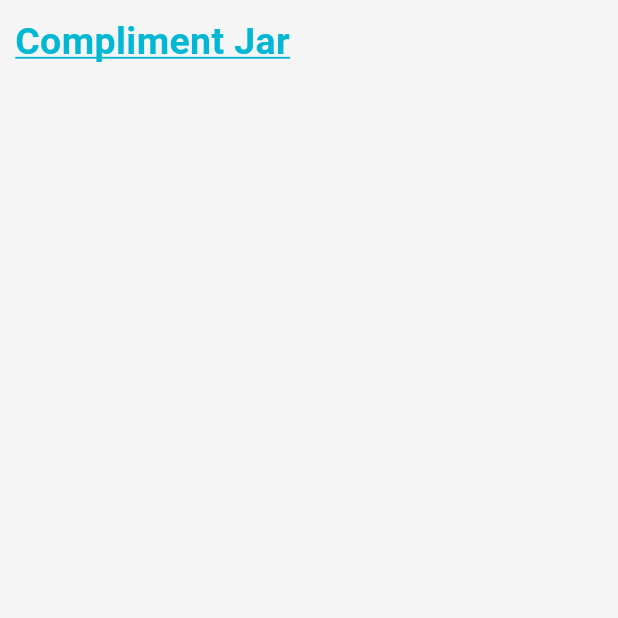
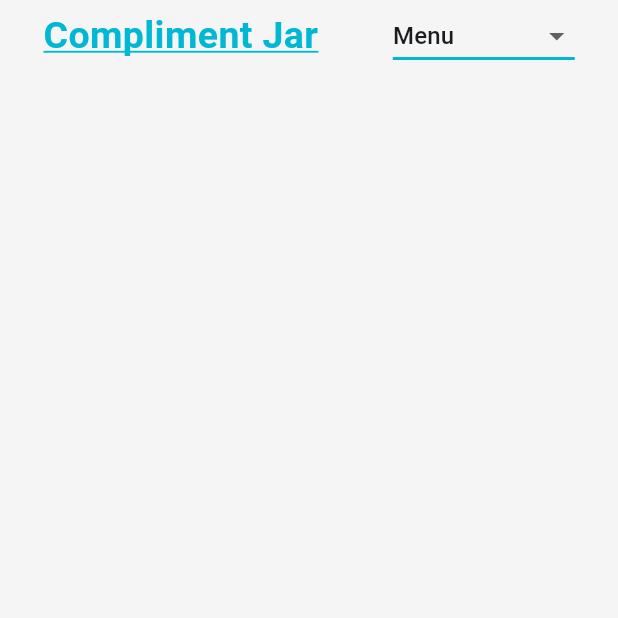
Before and after one commit to Greeceuniquecode/bugtrackr-flutter, a Flutter app: the screen it shows after launch, on a phone screen of 412 x 824 dp, the top half of it. Run offline on Flutter 3.47's test engine with Material 3 defaults, Android fonts, the phone set to English and light mode, and no system bars.

Commit message:
Drop down Added

```diff
--- a/lib/pages/homePage.dart
+++ b/lib/pages/homePage.dart
@@ -6,13 +6,23 @@ class Homepage extends StatelessWidget {
   Widget build(BuildContext context) {
     return Scaffold(
       body: SafeArea(
-       child:  Container(
-        margin: EdgeInsets.all(10),
+        child: Container(
+          margin: EdgeInsets.symmetric(horizontal: 4, vertical: 0),
           child: Column(
             children: [
               Row(
-              children: [
-                Text(
+                mainAxisAlignment: MainAxisAlignment.spaceAround,
+                children: [_titletext(), dropdownMenu()],
+              ),
+            ],
+          ),
+        ),
+      ),
+    );
+  }
+
+  Widget _titletext() {
+    return Text(
       'Compliment Jar',
       style: TextStyle(
         fontSize: 25,
@@ -21,13 +31,27 @@ class Homepage extends StatelessWidget {
         decoration: TextDecoration.underline,
         decorationColor: Colors.cyanAccent.shade700,
       ),
-                ),
-              ],
-            ),
-          ],
-        ),
-        ),
-      ),
+    );
+  }
+
+  Widget dropdownMenu() {
+    List<String> menubuttons = [
+      "Menu",
+      "Home",
+      "Contact Us",
+      "About Us",
+      "Compliments",
+    ];
+    return DropdownButton(
+      value: menubuttons.first,
+      onChanged: (_) {},
+      underline: Container(height: 2 , color: Colors.cyanAccent.shade700),
+      items:
+          menubuttons.map((btn) {
+            return DropdownMenuItem(
+              value: btn,
+              child: Text(btn));
+          }).toList(),
     );
   }
 }
```
Lines whose indentation alone changed are shown as unchanged.
